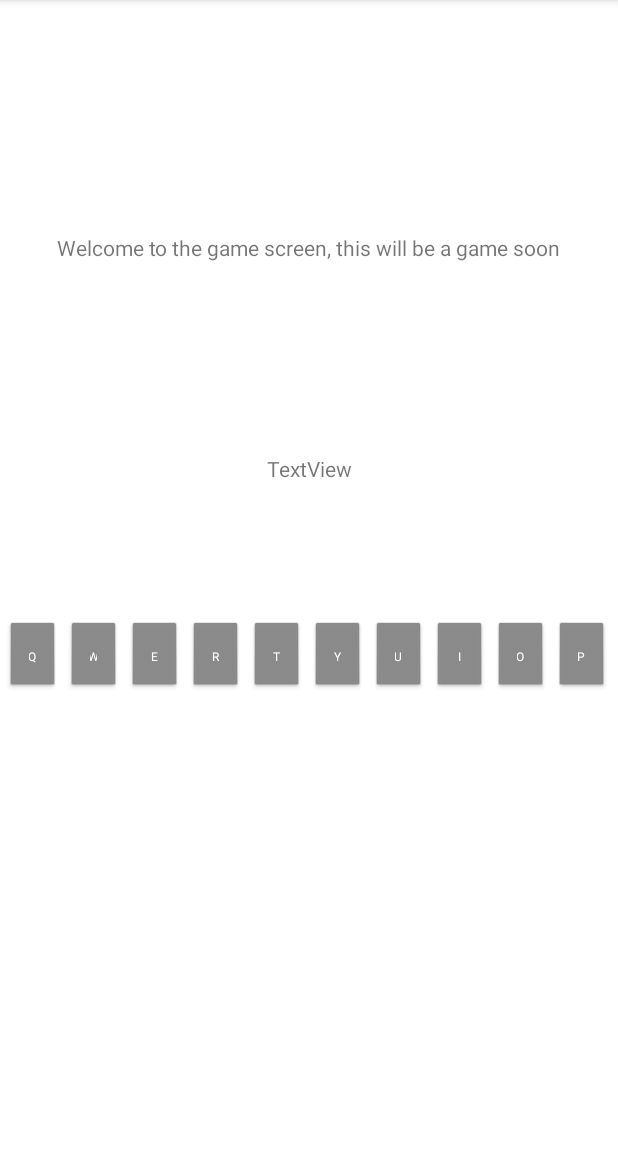
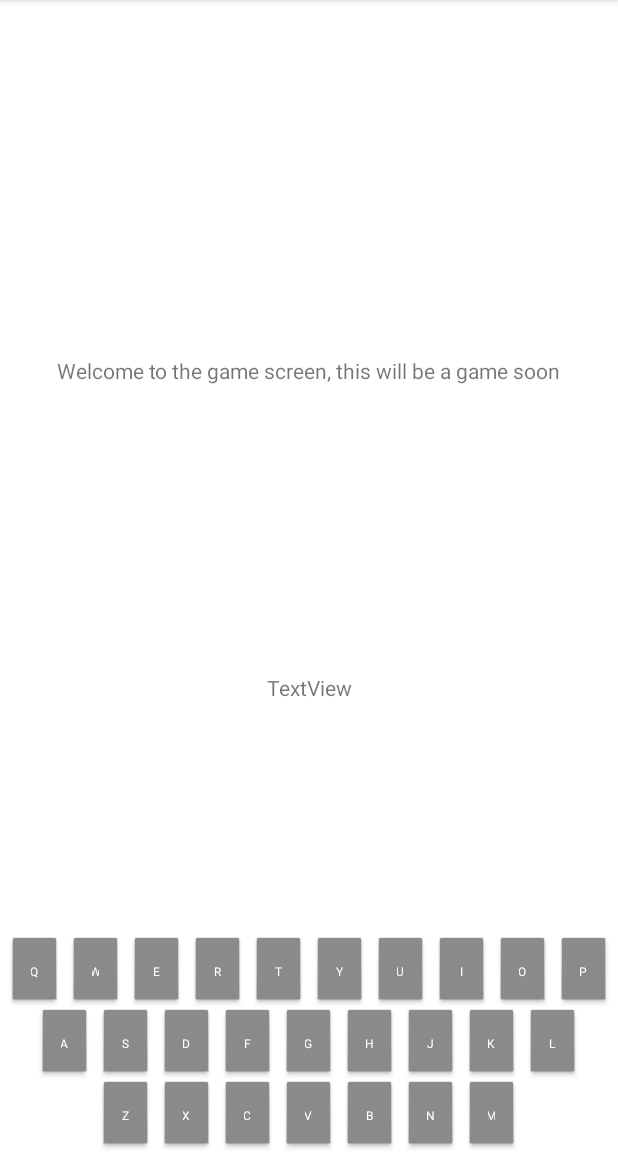
Before and after one commit to RuskDev/Spello, an Android app: the GameActivity screen opened directly, with no data from a screen before it, on a phone screen of 412 x 824 dp, the part 84-1236 px from its top. Run offline under Robolectric (Android 15) with nearby library versions, the phone set to English and light mode, and no system bars.

Commit message:
Added rest of letter buttons
Made on click way better

```diff
--- a/app/src/main/java/com/rdev/spello/GameActivity.java
+++ b/app/src/main/java/com/rdev/spello/GameActivity.java
@@ -11,15 +11,31 @@ public class GameActivity extends AppCompatActivity implements View.OnClickListe
     private GameMaster gameMaster;
 
     private Button qKey;
-    Button wKey;
-    Button eKey;
-    Button rKey;
-    Button tKey;
-    Button yKey;
-    Button uKey;
-    Button iKey;
-    Button oKey;
-    Button pKey;
+    private Button wKey;
+    private Button eKey;
+    private Button rKey;
+    private Button tKey;
+    private Button yKey;
+    private Button uKey;
+    private Button iKey;
+    private Button oKey;
+    private Button pKey;
+    private Button aKey;
+    private Button dKey;
+    private Button sKey;
+    private Button fKey;
+    private Button gKey;
+    private Button hKey;
+    private Button jKey;
+    private Button kKey;
+    private Button lKey;
+    private Button zKey;
+    private Button xKey;
+    private Button cKey;
+    private Button bKey;
+    private Button vKey;
+    private Button nKey;
+    private Button mKey;
 
     @Override
     protected void onCreate(Bundle savedInstanceState) {
@@ -37,6 +53,22 @@ public class GameActivity extends AppCompatActivity implements View.OnClickListe
         iKey = (Button) findViewById(R.id.iKey);
         oKey = (Button) findViewById(R.id.oKey);
         pKey = (Button) findViewById(R.id.pKey);
+        aKey = (Button) findViewById(R.id.aKey);
+        sKey = (Button) findViewById(R.id.sKey);
+        dKey = (Button) findViewById(R.id.dKey);
+        fKey = (Button) findViewById(R.id.fKey);
+        gKey = (Button) findViewById(R.id.gKey);
+        hKey = (Button) findViewById(R.id.hKey);
+        jKey = (Button) findViewById(R.id.jKey);
+        kKey = (Button) findViewById(R.id.kKey);
+        lKey = (Button) findViewById(R.id.lKey);
+        zKey = (Button) findViewById(R.id.zKey);
+        xKey = (Button) findViewById(R.id.xKey);
+        cKey = (Button) findViewById(R.id.cKey);
+        vKey = (Button) findViewById(R.id.vKey);
+        bKey = (Button) findViewById(R.id.bKey);
+        nKey = (Button) findViewById(R.id.nKey);
+        mKey = (Button) findViewById(R.id.mKey);
 
 
         setClickListeners();
@@ -53,33 +85,27 @@ public class GameActivity extends AppCompatActivity implements View.OnClickListe
         iKey.setOnClickListener(this);
         oKey.setOnClickListener(this);
         pKey.setOnClickListener(this);
+        aKey.setOnClickListener(this);
+        sKey.setOnClickListener(this);
+        dKey.setOnClickListener(this);
+        fKey.setOnClickListener(this);
+        gKey.setOnClickListener(this);
+        hKey.setOnClickListener(this);
+        jKey.setOnClickListener(this);
+        kKey.setOnClickListener(this);
+        lKey.setOnClickListener(this);
+        zKey.setOnClickListener(this);
+        xKey.setOnClickListener(this);
+        cKey.setOnClickListener(this);
+        vKey.setOnClickListener(this);
+        bKey.setOnClickListener(this);
+        nKey.setOnClickListener(this);
+        mKey.setOnClickListener(this);
     }
 
     @Override
     public void onClick(View view) {
-        if (qKey.equals(view)) {
-            gameMaster.keyPressed("Q");
-        } else if (wKey.equals(view)) {
-            gameMaster.keyPressed("W");
-        } else if (eKey.equals(view)) {
-            gameMaster.keyPressed("E");
-        } else if (rKey.equals(view)) {
-            gameMaster.keyPressed("R");
-        } else if (tKey.equals(view)) {
-            gameMaster.keyPressed("T");
-        } else if (yKey.equals(view)) {
-            gameMaster.keyPressed("Y");
-        } else if (uKey.equals(view)) {
-            gameMaster.keyPressed("U");
-        } else if (iKey.equals(view)){
-            gameMaster.keyPressed("I");
-        } else if (oKey.equals(view)){
-            gameMaster.keyPressed("O");
-        } else if (pKey.equals(view)){
-            gameMaster.keyPressed("P");
-        }
-        else {
-            throw new IllegalStateException("Unexpected value: " + view);
-        }
+        Button buttonPressed = (Button) view;
+        gameMaster.keyPressed((String) buttonPressed.getText());
     }
 }
--- a/app/src/main/res/layout/game_activity.xml
+++ b/app/src/main/res/layout/game_activity.xml
@@ -19,7 +19,7 @@
     <TableLayout
         android:id="@+id/tableLayout"
         android:layout_width="409dp"
-        android:layout_height="354dp"
+        android:layout_height="wrap_content"
         android:stretchColumns="*"
         app:layout_constraintBottom_toBottomOf="parent"
         app:layout_constraintEnd_toEndOf="parent"
@@ -28,7 +28,8 @@
         <TableRow
             android:layout_width="match_parent"
             android:layout_height="match_parent"
-            android:layout_gravity="center">
+            android:layout_gravity="center"
+            android:gravity="center_horizontal">
 
             <Button
                 android:id="@+id/qKey"
@@ -92,6 +93,119 @@
 
         </TableRow>
 
+        <TableRow
+            android:layout_width="match_parent"
+            android:layout_height="match_parent"
+            android:layout_gravity="center"
+            android:gravity="center_horizontal">
+
+            <Button
+                android:id="@+id/aKey"
+                style="@style/keyButton"
+                android:text="@string/a"
+                tools:ignore="SmallSp,TouchTargetSizeCheck" />
+
+            <Button
+                android:id="@+id/sKey"
+                style="@style/keyButton"
+                android:text="@string/s"
+                tools:ignore="SmallSp,TouchTargetSizeCheck" />
+
+            <Button
+                android:id="@+id/dKey"
+                style="@style/keyButton"
+                android:text="@string/d"
+                tools:ignore="SmallSp,TouchTargetSizeCheck" />
+
+            <Button
+                android:id="@+id/fKey"
+                style="@style/keyButton"
+                android:text="@string/f"
+                tools:ignore="SmallSp,TouchTargetSizeCheck" />
+
+            <Button
+                android:id="@+id/gKey"
+                style="@style/keyButton"
+                android:text="@string/g"
+                tools:ignore="SmallSp,TouchTargetSizeCheck" />
+
+            <Button
+                android:id="@+id/hKey"
+                style="@style/keyButton"
+                android:text="@string/h"
+                tools:ignore="SmallSp,TouchTargetSizeCheck" />
+
+            <Button
+                android:id="@+id/jKey"
+                style="@style/keyButton"
+                android:text="@string/j"
+                tools:ignore="SmallSp,TouchTargetSizeCheck" />
+
+            <Button
+                android:id="@+id/kKey"
+                style="@style/keyButton"
+                android:text="@string/k"
+                tools:ignore="SmallSp,TouchTargetSizeCheck" />
+
+            <Button
+                android:id="@+id/lKey"
+                style="@style/keyButton"
+                android:text="@string/l"
+                tools:ignore="SmallSp,TouchTargetSizeCheck" />
+
+        </TableRow>
+
+        <TableRow
+            android:layout_width="match_parent"
+            android:layout_height="match_parent"
+            android:layout_gravity="center"
+            android:gravity="center_horizontal">
+
+            <Button
+                android:id="@+id/zKey"
+                style="@style/keyButton"
+                android:text="@string/z"
+                tools:ignore="SmallSp,TouchTargetSizeCheck" />
+
+            <Button
+                android:id="@+id/xKey"
+                style="@style/keyButton"
+                android:text="@string/x"
+                tools:ignore="SmallSp,TouchTargetSizeCheck" />
+
+            <Button
+                android:id="@+id/cKey"
+                style="@style/keyButton"
+                android:text="@string/c"
+                tools:ignore="SmallSp,TouchTargetSizeCheck" />
+
+            <Button
+                android:id="@+id/vKey"
+                style="@style/keyButton"
+                android:text="@string/v"
+                tools:ignore="SmallSp,TouchTargetSizeCheck" />
+
+            <Button
+                android:id="@+id/bKey"
+                style="@style/keyButton"
+                android:text="@string/b"
+                tools:ignore="SmallSp,TouchTargetSizeCheck" />
+
+            <Button
+                android:id="@+id/nKey"
+                style="@style/keyButton"
+                android:text="@string/n"
+                tools:ignore="SmallSp,TouchTargetSizeCheck" />
+
+            <Button
+                android:id="@+id/mKey"
+                style="@style/keyButton"
+                android:text="@string/m"
+                tools:ignore="SmallSp,TouchTargetSizeCheck" />
+
+
+        </TableRow>
+
     </TableLayout>
 
     <TextView
--- a/app/src/main/res/values/strings.xml
+++ b/app/src/main/res/values/strings.xml
@@ -12,4 +12,20 @@
     <string name="i">I</string>
     <string name="o">O</string>
     <string name="p">P</string>
+    <string name="m">M</string>
+    <string name="n">N</string>
+    <string name="b">B</string>
+    <string name="v">V</string>
+    <string name="c">C</string>
+    <string name="x">X</string>
+    <string name="z">Z</string>
+    <string name="l">L</string>
+    <string name="k">K</string>
+    <string name="j">J</string>
+    <string name="h">H</string>
+    <string name="g">G</string>
+    <string name="f">F</string>
+    <string name="d">D</string>
+    <string name="s">S</string>
+    <string name="a">A</string>
 </resources>
```
